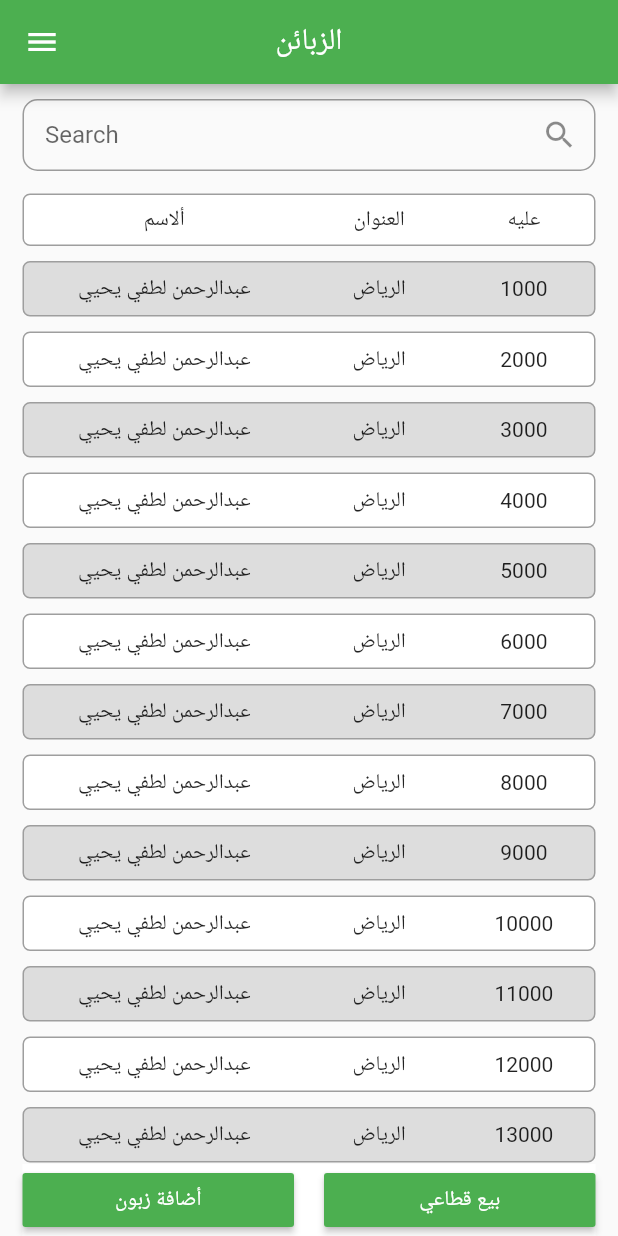
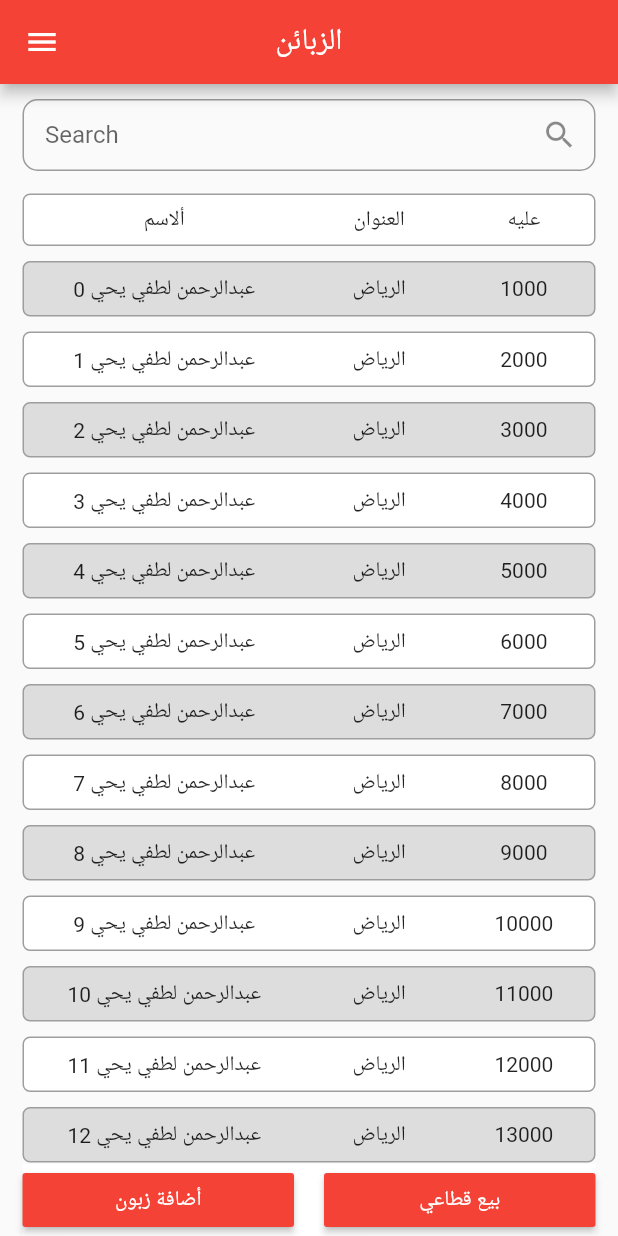
Before and after one commit to Abdelrahman-Elshimy/ElropApp, a Flutter app: the screen it shows after launch, after a tap on "الزبائن", on a phone screen of 412 x 824 dp. Run offline on Flutter 3.47's test engine with Material 2 defaults, Android fonts, the phone set to English and light mode, and no system bars.

Commit message:
profile customer ui

```diff
--- /dev/null
+++ b/elropy/lib/models/customer.dart
@@ -0,0 +1,9 @@
+class Customer {
+  String _name, _number, _address;
+  Customer(this._name, this._number, this._address);
+
+  String get name => _name;
+  String get number => _number;
+  String get address => _address;
+
+}
--- a/elropy/lib/screens/customers/customers.dart
+++ b/elropy/lib/screens/customers/customers.dart
@@ -1,4 +1,6 @@
+import 'package:elropy/models/customer.dart';
 import 'package:elropy/screens/customers/add_customer.dart';
+import 'package:elropy/screens/customers/customer.dart';
 import 'package:flutter/material.dart';
 
 class CustomersPage extends StatefulWidget {
@@ -7,6 +9,22 @@ class CustomersPage extends StatefulWidget {
 }
 
 class _CustomersPageState extends State<CustomersPage> {
+
+  List<Customer> customers = [];
+
+  @override
+  void initState() {
+    super.initState();
+
+    for (var i = 0; i < 50; i++) {
+      customers.add(
+        Customer('عبدالرحمن لطفي يحي $i', '0112484195$i', 'الرياض')
+      );
+    }
+
+
+
+  }
   String _search;
   @override
   Widget build(BuildContext context) {
@@ -137,28 +155,31 @@ class _CustomersPageState extends State<CustomersPage> {
   }
 
   List<Widget> getAllCustomers() {
-    List<Widget> customers = [];
+    List<Widget> customersWidgets = [];
 
-    for (int i = 0; i < 20; i++) {
-      customers.add(
+    for (int i = 0; i < customers.length; i++) {
+      customersWidgets.add(
         Container(
+          margin: EdgeInsets.only(left: 15, right: 15, bottom: 10),
+          child: InkWell(
+            onTap: () {
+              Navigator.push(context, MaterialPageRoute(builder: (context) => CustomerPage(customers[i])));
+            },
+            child: Container(
               decoration: BoxDecoration(
                 color: (i % 2 == 0) ?Color(0xffDDDDDD) : Colors.white,
                 border: Border.all(color: Colors.grey),
                 borderRadius: BorderRadius.circular(5)),
-          margin: EdgeInsets.only(left: 15, right: 15, bottom: 10),
+
             padding: EdgeInsets.only(top: 8, bottom: 8),
-          child: InkWell(
-            onTap: () {
-              print('sdsdds $i');
-            },
+
               child: Row(
                 children: <Widget>[
                   Expanded(
                     flex: 2,
                     child: Container(
                       child: Text(
-                      'عبدالرحمن لطفي يحيي',
+                        customers[i].name,
                         textAlign: TextAlign.center,
                       ),
                     ),
@@ -170,7 +191,7 @@ class _CustomersPageState extends State<CustomersPage> {
                     flex: 1,
                     child: Container(
                       child: Text(
-                      'الرياض',
+                        customers[i].address,
                         textAlign: TextAlign.center,
                       ),
                     ),
@@ -191,8 +212,9 @@ class _CustomersPageState extends State<CustomersPage> {
               ),
             ),
           ),
+        ),
       );
     }
-    return customers;
+    return customersWidgets;
   }
 }
--- a/elropy/lib/screens/home.dart
+++ b/elropy/lib/screens/home.dart
@@ -43,57 +43,81 @@ class _HomePageState extends State<HomePage> {
           // button of customers
 
           Container(
-            margin: EdgeInsets.only(left: MediaQuery.of(context).size.width * .1,
-                right: MediaQuery.of(context).size.width * .1, top: 30, bottom: 10),
+            margin: EdgeInsets.only(
+                left: MediaQuery.of(context).size.width * .1,
+                right: MediaQuery.of(context).size.width * .1,
+                top: 30,
+                bottom: 10),
             child: RaisedButton(
               color: _appColors.mainColor,
-              onPressed: (){
-                Navigator.pushReplacement(context, MaterialPageRoute(builder: (context)=> CustomersPage()));
+              onPressed: () {
+                Navigator.pushReplacement(context,
+                    MaterialPageRoute(builder: (context) => CustomersPage()));
               },
               padding: EdgeInsets.all(15),
-              child: Text('الزبائن', style: TextStyle(color: Colors.white,),),
+              child: Text(
+                'الزبائن',
+                style: TextStyle(color: Colors.white, fontSize: 18),
+              ),
             ),
           ),
 
           // button of customers
 
           Container(
-            margin: EdgeInsets.only(left: MediaQuery.of(context).size.width * .1,
-                right: MediaQuery.of(context).size.width * .1, top: 30, bottom: 10),
+            margin: EdgeInsets.only(
+                left: MediaQuery.of(context).size.width * .1,
+                right: MediaQuery.of(context).size.width * .1,
+                top: 30,
+                bottom: 10),
             child: RaisedButton(
               color: _appColors.mainColor,
-              onPressed: (){},
+              onPressed: () {},
               padding: EdgeInsets.all(15),
-              child: Text('المخزن', style: TextStyle(color: Colors.white,),),
+              child: Text(
+                'المخزن',
+                style: TextStyle(color: Colors.white, fontSize: 18),
+              ),
             ),
           ),
 
           // button of customers
 
           Container(
-            margin: EdgeInsets.only(left: MediaQuery.of(context).size.width * .1,
-                right: MediaQuery.of(context).size.width * .1, top: 30, bottom: 10),
+            margin: EdgeInsets.only(
+                left: MediaQuery.of(context).size.width * .1,
+                right: MediaQuery.of(context).size.width * .1,
+                top: 30,
+                bottom: 10),
             child: RaisedButton(
               color: _appColors.mainColor,
-              onPressed: (){},
+              onPressed: () {},
               padding: EdgeInsets.all(15),
-              child: Text('ايرادات ومصروفات', style: TextStyle(color: Colors.white,),),
+              child: Text(
+                'ايرادات ومصروفات',
+                style: TextStyle(color: Colors.white, fontSize: 18),
+              ),
             ),
           ),
 
-                    // button of customers
+          // button of customers
 
           Container(
-            margin: EdgeInsets.only(left: MediaQuery.of(context).size.width * .1,
-                right: MediaQuery.of(context).size.width * .1, top: 30, bottom: 10),
+            margin: EdgeInsets.only(
+                left: MediaQuery.of(context).size.width * .1,
+                right: MediaQuery.of(context).size.width * .1,
+                top: 30,
+                bottom: 10),
             child: RaisedButton(
               color: _appColors.mainColor,
-              onPressed: (){},
+              onPressed: () {},
               padding: EdgeInsets.all(15),
-              child: Text('التقارير', style: TextStyle(color: Colors.white,),),
+              child: Text(
+                'التقارير',
+                style: TextStyle(color: Colors.white, fontSize: 18),
+              ),
             ),
           ),
-
         ],
       ),
     );
--- a/elropy/lib/utilities/colors.dart
+++ b/elropy/lib/utilities/colors.dart
@@ -2,5 +2,5 @@ import 'package:flutter/material.dart';
 
 class AppColors {
   // main color of the project
-  Color mainColor = Colors.green;
+  Color mainColor = Colors.red;
 }
```
Also changed, not shown: elropy/lib/screens/customers/customer.dart (added, +68 -0 lines). Lines whose indentation alone changed are shown as unchanged.
